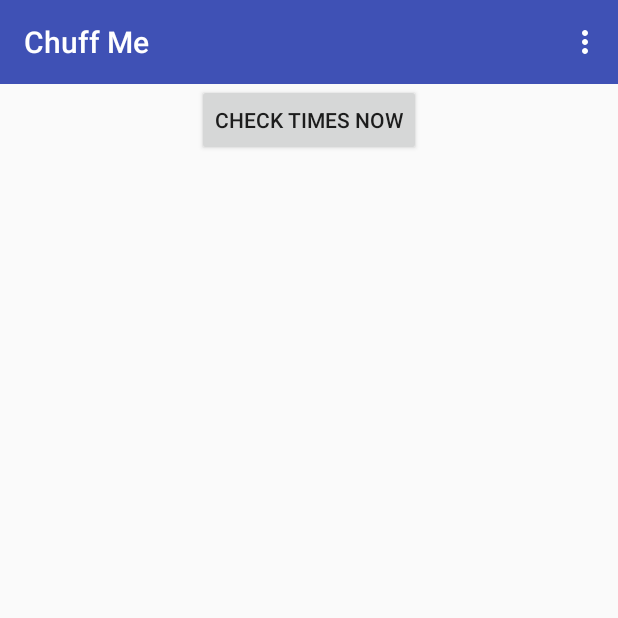
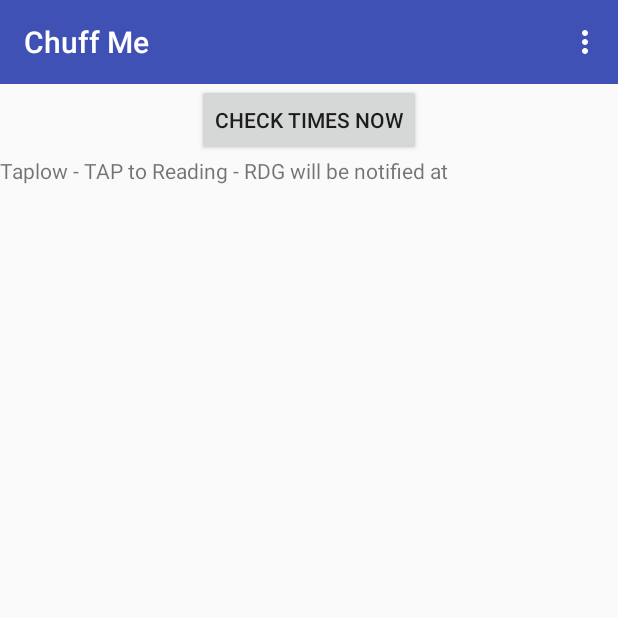
Before and after one commit to kanemars/ChuffJava, an Android app: the screen it shows after launch (MainActivity), after a tap on "CHECK TIMES NOW", on a phone screen of 412 x 824 dp, the top half of it. Run offline under Robolectric (Android 15) with nearby library versions, the phone set to English and light mode, and no system bars; 2 statements that could not run were skipped.

Commit message:
Homepage to show updated train notifications

```diff
--- a/app/src/main/java/kanemars/KaneHuxleyJavaConsumer/Models/Journey.java
+++ b/app/src/main/java/kanemars/KaneHuxleyJavaConsumer/Models/Journey.java
@@ -2,9 +2,12 @@ package kanemars.KaneHuxleyJavaConsumer.Models;
 
 import java.io.Serializable;
 
+import static kanemars.KaneHuxleyJavaConsumer.StationCodes.GetCrs;
+
 public class Journey implements Serializable{
     public String source;
     public String destination;
+    public String crsSource, crsDestination;
 
     public Journey(String source, String destination) throws JourneyException {
         if (source.equalsIgnoreCase(destination)) {
@@ -12,6 +15,8 @@ public class Journey implements Serializable{
         }
         this.source = source;
         this.destination = destination;
+        crsSource = GetCrs (source);
+        crsDestination = GetCrs(destination);
     }
 
     @Override
--- a/app/src/main/java/kanemars/chuffjava/ChuffNotificationReceiver.java
+++ b/app/src/main/java/kanemars/chuffjava/ChuffNotificationReceiver.java
@@ -54,7 +54,7 @@ public class ChuffNotificationReceiver extends BroadcastReceiver {
 
     static Spanned getNext2Departures(Journey journey) {
         try {
-            AsyncTask<String, Integer, Departures> departuresAsyncTask = new RestfulAsynchTasks().execute(journey.source, journey.destination, "2");
+            AsyncTask<String, Integer, Departures> departuresAsyncTask = new RestfulAsynchTasks().execute(journey.crsSource, journey.crsDestination, "2");
             Departures departures = departuresAsyncTask.get();
             if (departures == null) {
                 return fromHtml("Problem connecting to internet");
--- a/app/src/main/java/kanemars/chuffjava/MainActivity.java
+++ b/app/src/main/java/kanemars/chuffjava/MainActivity.java
@@ -9,6 +9,7 @@ import android.support.v7.widget.Toolbar;
 import android.view.Menu;
 import android.view.MenuItem;
 import android.view.View;
+import android.widget.TextView;
 import android.widget.Toast;
 import kanemars.KaneHuxleyJavaConsumer.Models.Journey;
 import kanemars.KaneHuxleyJavaConsumer.Models.JourneyException;
@@ -24,7 +25,16 @@ public class MainActivity extends AppCompatActivity {
 
         Toolbar myToolbar = (Toolbar) findViewById(R.id.chuffToolbar);
         setSupportActionBar(myToolbar);
+        showNextNotification();
+
     }
+
+    @Override
+    protected void onResume() {
+        super.onResume();
+        showNextNotification();
+    }
+
     @Override
     public boolean onCreateOptionsMenu(Menu menu) {
         // Inflate the menu; this adds items to the action bar if it is present.
@@ -58,9 +68,18 @@ public class MainActivity extends AppCompatActivity {
 
     private Journey getJourney() throws JourneyException {
         SharedPreferences sharedPreferences = PreferenceManager.getDefaultSharedPreferences(getBaseContext());
-        String strSource = sharedPreferences.getString("edit_text_source", "TAP");
-        String strDestination = sharedPreferences.getString("edit_text_destination", "RDG");
+        String strSource = sharedPreferences.getString("edit_text_source", "Taplow - TAP");
+        String strDestination = sharedPreferences.getString("edit_text_destination", "Reading - RDG");
 
-        return new Journey(GetCrs (strSource), GetCrs (strDestination));
+        return new Journey(strSource, strDestination);
+    }
+
+    private void showNextNotification() {
+        SharedPreferences sharedPreferences = PreferenceManager.getDefaultSharedPreferences(getBaseContext());
+        String strSource = sharedPreferences.getString("edit_text_source", "Taplow - TAP");
+        String strDestination = sharedPreferences.getString("edit_text_destination", "Reading - RDG");
+        TextView textView = (TextView) findViewById(R.id.nextNotificationTextView);
+        textView.setText(String.format("%s to %s will be notified at ", strSource, strDestination));
+
     }
 }
--- a/app/src/main/res/layout/content_main.xml
+++ b/app/src/main/res/layout/content_main.xml
@@ -22,6 +22,9 @@
             android:id="@+id/checkTimesButton"
             android:onClick="immediatelyShowNext2Trains"
             />
+    <TextView
+            android:layout_width="match_parent"
+            android:layout_height="wrap_content" android:id="@+id/nextNotificationTextView"/>
 
 
 </LinearLayout>
```
